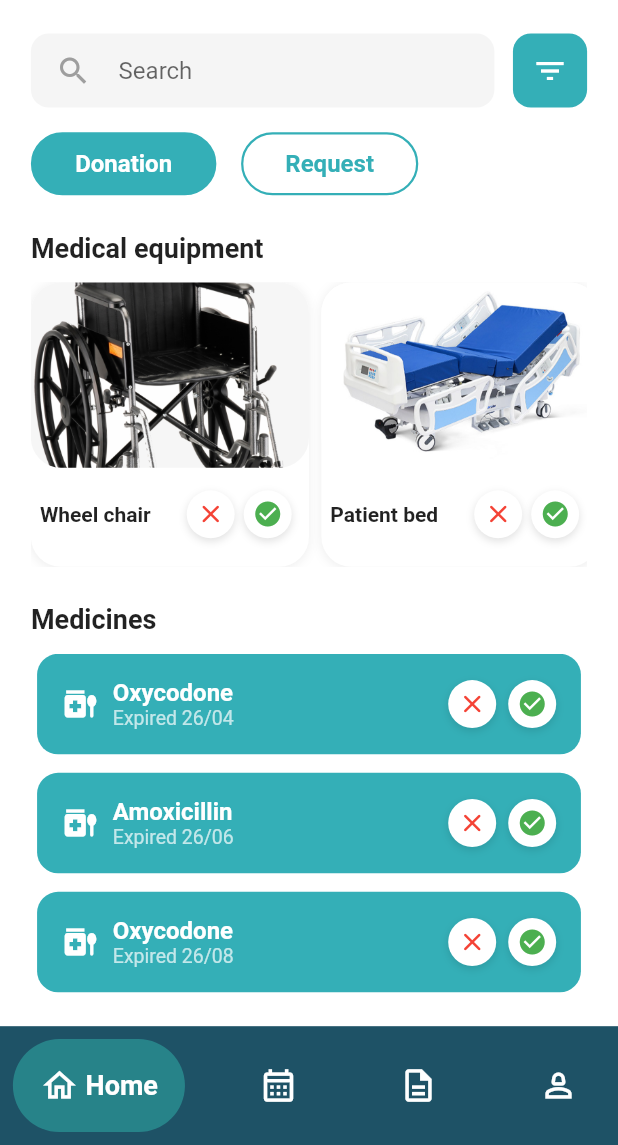
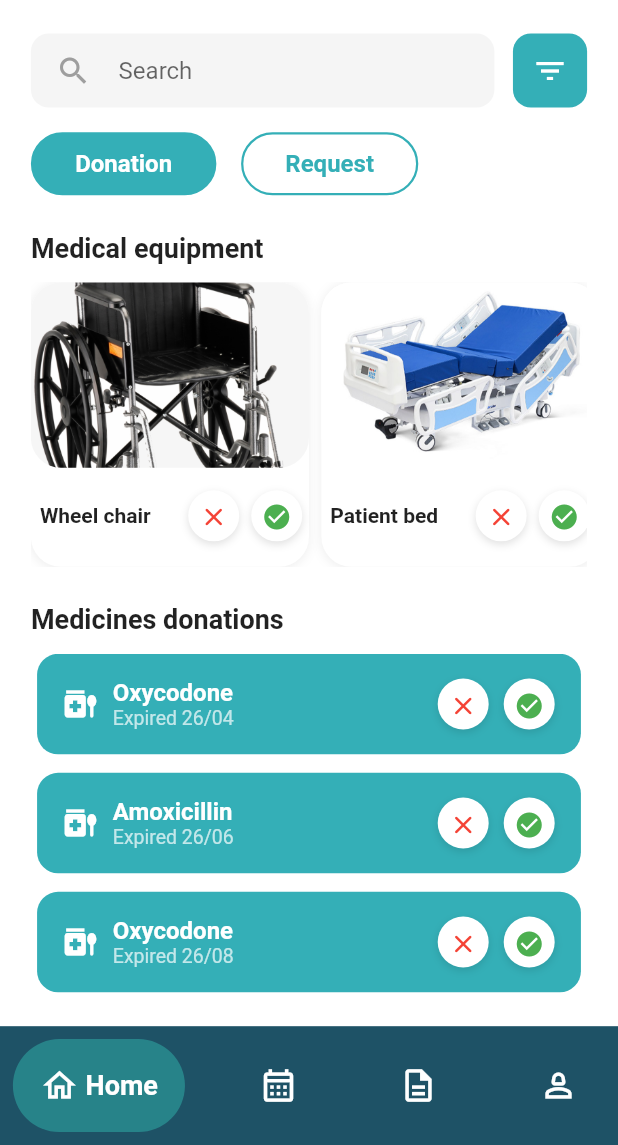
Before and after one commit to AbdullahAlnatour/medshare_test, a Flutter app: the screen it shows after launch, on a phone screen of 412 x 824 dp, the part 91-1236 px from its top. Run offline on Flutter 3.47's test engine with Material 3 defaults, Android fonts, the phone set to English and light mode, and no system bars; drawn by our look-alikes of google_nav_bar; our stand-ins replace fl_chart, image_picker.

Commit message:
Modified Design

```diff
--- a/lib/main.dart
+++ b/lib/main.dart
@@ -52,7 +52,6 @@ class MyApp extends StatelessWidget {
         '/signup':(contex) => const SignUpScreen(),
       },
 
-
     );
   }
 }
--- a/lib/screens/Admin/admin_home_screen.dart
+++ b/lib/screens/Admin/admin_donation_home_screen.dart
@@ -10,6 +10,41 @@ class AdminHomeScreen extends StatefulWidget {
 
 class _AdminHomeScreenState extends State<AdminHomeScreen> {
   bool isDonationActive = true;
+  final List<MedicineItem> medicinesdonations = [
+    MedicineItem(medicinename: 'Oxycodone', expiry: '26/04'),
+    MedicineItem(medicinename: 'Amoxicillin', expiry: '26/06'),
+    MedicineItem(medicinename: 'Oxycodone', expiry: '26/08'),
+    MedicineItem(medicinename: 'Amoxicillin', expiry: '26/06'),
+  ];
+    final List<MedicineItem> medicinesrequests = [
+    MedicineItem(medicinename: 'Oxycodone', expiry: '26/04'),
+    MedicineItem(medicinename: 'Amoxicillin', expiry: '26/06'),
+    MedicineItem(medicinename: 'Oxycodone', expiry: '26/08'),
+    MedicineItem(medicinename: 'Amoxicillin', expiry: '26/06'),
+  ];
+
+  final List<MedicalItem> medicaldonations = [
+    MedicalItem(
+      medicalname: 'Wheel chair',
+      image: 'assets/images/wheelchair.png',
+    ),
+    MedicalItem(
+      medicalname: 'Patient bed',
+      image: 'assets/images/patientbed.jpg',
+    ),
+    MedicalItem(medicalname: 'Crutches', image: 'assets/images/crutches.jpg'),
+  ];
+    final List<MedicalItem> medicalrequests = [
+    MedicalItem(
+      medicalname: 'Wheel chair',
+      image: 'assets/images/wheelchair.png',
+    ),
+    MedicalItem(
+      medicalname: 'Patient bed',
+      image: 'assets/images/patientbed.jpg',
+    ),
+    MedicalItem(medicalname: 'Crutches', image: 'assets/images/crutches.jpg'),
+  ];
   @override
   Widget build(BuildContext context) {
     final height = MediaQuery.of(context).size.height;
@@ -36,9 +71,9 @@ class _AdminHomeScreenState extends State<AdminHomeScreen> {
               SizedBox(height: height * 0.015),
               _buildMedicalEquipment(width, height),
               SizedBox(height: height * 0.03),
-              _buildSectionTitle("Medicines"),
+              _buildSectionTitle("Medicines donations"),
               SizedBox(height: height * 0.015),
-              _buildMedicinesList(width, height),
+              _buildmedicinesList(width, height),
             ],
           ),
         ),
@@ -187,19 +222,12 @@ class _AdminHomeScreenState extends State<AdminHomeScreen> {
   }
 
   Widget _buildMedicalEquipment(double width, double height) {
-    final items = [
-      {'name': 'Wheel chair', 'image': 'assets/images/wheelchair.png'},
-      {'name': 'Patient bed', 'image': 'assets/images/patientbed.jpg'},
-      {'name': 'Crutches', 'image': 'assets/images/crutches.jpg'},
-    ];
-
     return SizedBox(
       height: height * 0.23,
       child: ListView.builder(
         scrollDirection: Axis.horizontal,
-        itemCount: items.length,
+        itemCount: (isDonationActive)? medicaldonations.length:medicalrequests.length,
         itemBuilder: (context, index) {
-          final item = items[index];
           return Container(
             width: width * 0.45,
             margin: EdgeInsets.only(right: width * 0.02),
@@ -220,7 +248,7 @@ class _AdminHomeScreenState extends State<AdminHomeScreen> {
                 ClipRRect(
                   borderRadius: BorderRadius.circular(20),
                   child: Image.asset(
-                    item['image']!,
+                    (isDonationActive)?medicaldonations[index].image: medicalrequests[index].image,
                     height: height * 0.15,
                     width: double.infinity,
                     fit: BoxFit.cover,
@@ -231,15 +259,15 @@ class _AdminHomeScreenState extends State<AdminHomeScreen> {
                   children: [
                     const SizedBox(width: 6),
                     Text(
-                      item['name']!,
+                      (isDonationActive)?medicaldonations[index].medicalname: medicalrequests[index].medicalname,
                       style: const TextStyle(fontWeight: FontWeight.w600),
                     ),
                     const SizedBox(width: 24),
                     Row(
                       children: [
                         Container(
-                          width: 32,
-                          height: 32,
+                          width: 36,
+                          height: 34,
                           decoration: const BoxDecoration(
                             color: Colors.white,
                             shape: BoxShape.circle,
@@ -251,17 +279,21 @@ class _AdminHomeScreenState extends State<AdminHomeScreen> {
                               ),
                             ],
                           ),
-                          child: const Icon(
-                            Icons.close_rounded,
+                          child: IconButton(
+                            icon: Icon(Icons.close_rounded),
                             color: Colors.red,
-                            size: 20,
+                            iconSize: 20,
+                            onPressed: () {
+                              (isDonationActive)? medicaldonations.removeAt(index): medicalrequests.removeAt(index);
+                              setState(() {});
+                            },
                           ),
                         ),
                         const SizedBox(width: 6),
 
                         Container(
-                          width: 32,
-                          height: 32,
+                          width: 36,
+                          height: 34,
                           decoration: const BoxDecoration(
                             color: Colors.white,
                             shape: BoxShape.circle,
@@ -273,10 +305,14 @@ class _AdminHomeScreenState extends State<AdminHomeScreen> {
                               ),
                             ],
                           ),
-                          child: const Icon(
-                            Icons.check_circle,
+                          child: IconButton(
+                            icon: Icon(Icons.check_circle),
                             color: Colors.green,
-                            size: 20,
+                            iconSize: 20,
+                            onPressed: () {
+                              (isDonationActive)?medicaldonations.removeAt(index): medicalrequests.removeAt(index);
+                              setState(() {});
+                            },
                           ),
                         ),
                       ],
@@ -291,20 +327,12 @@ class _AdminHomeScreenState extends State<AdminHomeScreen> {
     );
   }
 
-  Widget _buildMedicinesList(double width, double height) {
-    final medicines = [
-      {'name': 'Oxycodone', 'expiry': '26/04'},
-      {'name': 'Amoxicillin', 'expiry': '26/06'},
-      {'name': 'Oxycodone', 'expiry': '26/08'},
-      {'name': 'Amoxicillin', 'expiry': '26/06'},
-    ];
-
+  Widget _buildmedicinesList(double width, double height) {
     return Expanded(
       child: ListView.builder(
-        itemCount: medicines.length,
+        itemCount: (isDonationActive)?medicinesdonations.length: medicinesrequests.length,
         padding: EdgeInsets.symmetric(horizontal: width * 0.01),
         itemBuilder: (context, index) {
-          final med = medicines[index];
           return Container(
             margin: EdgeInsets.only(bottom: height * 0.015),
             padding: EdgeInsets.all(width * 0.04),
@@ -323,7 +351,7 @@ class _AdminHomeScreenState extends State<AdminHomeScreen> {
                       crossAxisAlignment: CrossAxisAlignment.start,
                       children: [
                         Text(
-                          med['name']!,
+                          (isDonationActive)?medicinesdonations[index].medicinename: medicinesrequests[index].medicinename,
                           style: const TextStyle(
                             color: Colors.white,
                             fontSize: 16,
@@ -331,7 +359,8 @@ class _AdminHomeScreenState extends State<AdminHomeScreen> {
                           ),
                         ),
                         Text(
-                          "Expired ${med['expiry']!}",
+                          (isDonationActive)?
+                          "Expired ${medicinesdonations[index].expiry}": "Expired ${medicinesrequests[index].expiry}",
                           style: const TextStyle(
                             color: Colors.white70,
                             fontSize: 13,
@@ -344,8 +373,8 @@ class _AdminHomeScreenState extends State<AdminHomeScreen> {
                 Row(
                   children: [
                     Container(
-                      width: 32,
-                      height: 32,
+                      width: 36,
+                      height: 34,
                       decoration: const BoxDecoration(
                         color: Colors.white,
                         shape: BoxShape.circle,
@@ -357,17 +386,21 @@ class _AdminHomeScreenState extends State<AdminHomeScreen> {
                           ),
                         ],
                       ),
-                      child: const Icon(
-                        Icons.close_rounded,
+                      child: IconButton(
+                        icon: Icon(Icons.close_rounded),
                         color: Colors.red,
-                        size: 20,
+                        iconSize: 20,
+                        onPressed: () {
+                          (isDonationActive)?medicinesdonations.removeAt(index): medicinesrequests.removeAt(index);
+                          setState(() {});
+                        },
                       ),
                     ),
                     const SizedBox(width: 8),
 
                     Container(
-                      width: 32,
-                      height: 32,
+                      width: 36,
+                      height: 34,
                       decoration: const BoxDecoration(
                         color: Colors.white,
                         shape: BoxShape.circle,
@@ -379,10 +412,14 @@ class _AdminHomeScreenState extends State<AdminHomeScreen> {
                           ),
                         ],
                       ),
-                      child: const Icon(
-                        Icons.check_circle,
+                      child: IconButton(
+                        icon: Icon(Icons.check_circle),
                         color: Colors.green,
-                        size: 20,
+                        iconSize: 20,
+                        onPressed: () {
+                          (isDonationActive)?medicinesdonations.removeAt(index): medicinesrequests.removeAt(index);
+                          setState(() {});
+                        },
                       ),
                     ),
                   ],
@@ -395,3 +432,27 @@ class _AdminHomeScreenState extends State<AdminHomeScreen> {
     );
   }
 }
+
+class MedicineItem {
+  final String medicinename;
+  final String expiry;
+  bool medicineadded;
+
+  MedicineItem({
+    required this.medicinename,
+    required this.expiry,
+    this.medicineadded = false,
+  });
+}
+
+class MedicalItem {
+  final String medicalname;
+  final String image;
+  bool medicaladded;
+
+  MedicalItem({
+    required this.medicalname,
+    required this.image,
+    this.medicaladded = false,
+  });
+}
--- a/lib/screens/onboarding1.dart
+++ b/lib/screens/onboarding1.dart
@@ -10,7 +10,7 @@ class Onboarding1 extends StatelessWidget {
         padding: const EdgeInsets.symmetric(horizontal: 20, vertical: 40),
         decoration: const BoxDecoration(
           image: DecorationImage(
-            image: AssetImage('assets/images/medical_bg1.jpg'),
+            image: AssetImage('assets/images/onboarding1.png'),
             fit: BoxFit.cover,
           ),
         ),
--- a/lib/screens/onboarding2.dart
+++ b/lib/screens/onboarding2.dart
@@ -10,7 +10,7 @@ class Onboarding2 extends StatelessWidget {
         padding: const EdgeInsets.symmetric(horizontal: 20, vertical: 40),
         decoration: const BoxDecoration(
           image: DecorationImage(
-            image: AssetImage('assets/images/medical_bg1.jpg'),
+            image: AssetImage('assets/images/onboarding2.png'),
             fit: BoxFit.cover,
           ),
         ),
--- a/lib/widgets/admin_navigation.dart
+++ b/lib/widgets/admin_navigation.dart
@@ -3,7 +3,7 @@ import 'package:google_nav_bar/google_nav_bar.dart';
 import 'package:test_app/screens/Admin/admin_profile_screen.dart';
 import 'package:test_app/screens/Admin/analysis_screen.dart';
 import 'package:test_app/screens/Admin/calendar_screen.dart';
-import 'package:test_app/screens/Admin/admin_home_screen.dart';
+import 'package:test_app/screens/Admin/admin_donation_home_screen.dart';
 
 class AdminNavigationpage extends StatefulWidget {
   const AdminNavigationpage({super.key});
--- a/pubspec.yaml
+++ b/pubspec.yaml
@@ -68,9 +68,9 @@ flutter:
     - assets/images/wheelchair.png
     - assets/images/patientbed.jpg
     - assets/images/crutches.jpg
-    - assets/images/medical_bg.jpg
-    - assets/images/medical_bg1.jpg
     - assets/images/User_profile.jpg
+    - assets/images/onboarding1.png
+    - assets/images/onboarding2.png
 
 
 
```
Also changed, not shown: lib/screens/dr_DonorandRequester/dr_home_screen.dart (+66 -52 lines), assets/images/Onboarding1.png (added), assets/images/Onboarding2.png (added), assets/images/medical_bg.JPG (deleted), assets/images/medical_bg1.JPG (deleted).
